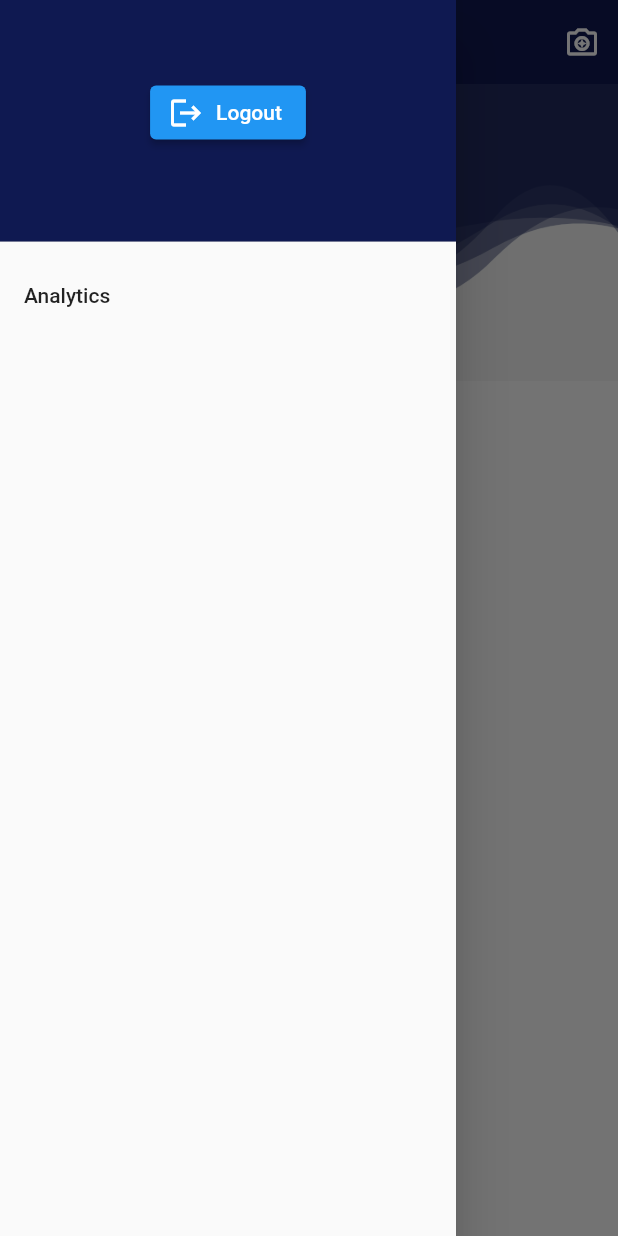
After one commit to oam-mit/HexPay, a Flutter app: the ShopHomeScreen screen opened by its route, in the side drawer, after a tap on the "camera enhance" icon, on a phone screen of 412 x 824 dp. The commit adds this screen. Run offline on Flutter 3.47's test engine with Material 2 defaults, Android fonts, the phone set to English and light mode, and no system bars; our stand-ins replace dio, flutter_secure_storage, get_it, hexcolor, image_picker, qr_flutter and 2 more; missing offline and left inert: barcode_scan, razorpay_flutter; accounts and stored records are empty; network calls fail.

Commit message:
Added shop side transaction features and boilerplate of verify transaction, added new dialogs, added customer side place credit, get credits

```diff
--- a/lib/consts/routes.dart
+++ b/lib/consts/routes.dart
@@ -1,8 +1,12 @@
 const PRELOADER = '/';
 const LOGIN = '/login';
-const HOME = '/home';
-const TRANSACTIONS = '/transactions';
 const PAYMENT = '/payment';
 const QR_CODE = '/show_qr';
 const SHOP_REGISTRATION = '/register_shop';
 const WEB_VIEW = '/web_view';
+
+const HOME = '/customer/home';
+const CREDITS_PLACED = '/customer/get_credits';
+const TRANSACTIONS = '/transactions';
+
+const SHOP_HOME = '/shop/home';
--- /dev/null
+++ b/lib/frontend/screens/shop/home.dart
@@ -0,0 +1,113 @@
+import 'package:flutter/material.dart';
+import 'package:hexcolor/hexcolor.dart';
+import 'package:hexpay/backend/views/authview.dart';
+import 'package:hexpay/backend/views/commonViews.dart';
+import 'package:hexpay/frontend/widgets/SpinnerWidget.dart';
+import 'package:hexpay/frontend/widgets/TransactionWidget.dart';
+import 'package:provider/provider.dart';
+
+class ShopHomeScreen extends StatefulWidget {
+  @override
+  _ShopHomeScreenState createState() => _ShopHomeScreenState();
+}
+
+class _ShopHomeScreenState extends State<ShopHomeScreen> {
+  CommonViews custView;
+
+  Widget renderBody(CommonViews custView) {
+    if (custView.loading) {
+      return (SpinnerWidget());
+    } else {
+      return RefreshIndicator(
+        onRefresh: () async {
+          custView.getTransactions();
+        },
+        child: ListView.separated(
+            itemBuilder: (BuildContext context, int index) {
+              return (TransactionWidget(custView.transactions[index]));
+            },
+            separatorBuilder: (BuildContext context, int index) =>
+                const Divider(),
+            itemCount: custView.transactions.length),
+      );
+    }
+  }
+
+  @override
+  void initState() {
+    // TODO: implement initState
+    super.initState();
+    custView = CommonViews();
+    custView.getTransactions();
+  }
+
+  Widget _renderDrawer(context, AuthView authView) {
+    return Drawer(
+      child: ListView(
+        padding: EdgeInsets.zero,
+        children: <Widget>[
+          DrawerHeader(
+            child: Column(
+              children: [
+                Text(
+                  authView.user.firstName + " " + authView.user.lastName,
+                  style: TextStyle(fontSize: 30, color: Colors.white),
+                ),
+                ElevatedButton.icon(
+                  onPressed: () {
+                    authView.logout();
+                  },
+                  icon: Icon(Icons.logout),
+                  label: Text('Logout'),
+                )
+              ],
+            ),
+            decoration: BoxDecoration(
+              color: HexColor('#0f1951'),
+            ),
+          ),
+          ListTile(
+            title: Text('Analytics'),
+            onTap: () {},
+          ),
+        ],
+      ),
+    );
+  }
+
+  @override
+  Widget build(BuildContext context) {
+    AuthView authView = Provider.of<AuthView>(context, listen: false);
+    return Scaffold(
+      appBar: AppBar(
+        title: Text(
+          'Transactions',
+          style: TextStyle(color: Colors.white),
+        ),
+        elevation: 0,
+        backgroundColor: HexColor('#0f1951'),
+        iconTheme: IconThemeData(color: Colors.white),
+        centerTitle: true,
+        actions: [
+          IconButton(
+              icon: Icon(Icons.camera_enhance_outlined),
+              onPressed: () {
+                custView.scanQRCode();
+              })
+        ],
+      ),
+      drawer: _renderDrawer(context, authView),
+      body: ChangeNotifierProvider<CommonViews>.value(
+        value: custView,
+        child: Consumer<CommonViews>(
+          builder: (context, custView, child) {
+            return Stack(children: [
+              Image.asset('assets/images/background.png'),
+              Center(child: this.renderBody(custView))
+            ]);
+          },
+        ),
+      ),
+    );
+  }
+}
--- a/lib/services/dialogService.dart
+++ b/lib/services/dialogService.dart
@@ -1,29 +1,70 @@
 import 'package:flutter/material.dart';
 import 'package:hexpay/locator.dart';
 import 'package:hexpay/services/navigator.dart';
+import 'package:rflutter_alert/rflutter_alert.dart';
 
 class DialogService {
-  void showAlertDialog(String title, String message) {
-    // flutter defined function
-    showDialog(
+  void showAlertDialog(String title, String message, {AlertType type}) {
+    Alert(
       context: getIt<NavigationService>().navigatorKey.currentContext,
-      barrierDismissible: true,
-      builder: (BuildContext context) {
-        // return object of type Dialog
-        return AlertDialog(
-          title: Text(title),
-          content: Text(message),
-          actions: <Widget>[
-            // usually buttons at the bottom of the dialog
-            new TextButton(
-              child: new Text("OK"),
-              onPressed: () {
-                Navigator.of(context).pop();
-              },
-            ),
-          ],
-        );
-      },
-    );
+      type: type != null ? type : AlertType.info,
+      title: title,
+      desc: message,
+      style: AlertStyle(
+          isCloseButton: false,
+          animationDuration: Duration(seconds: 1),
+          animationType: AnimationType.grow),
+      buttons: [
+        DialogButton(
+          child: Text(
+            "OK",
+            style: TextStyle(color: Colors.white, fontSize: 20),
+          ),
+          onPressed: () => {
+            Navigator.of(getIt<NavigationService>().navigatorKey.currentContext)
+                .pop()
+          },
+          width: 120,
+        )
+      ],
+    ).show();
+  }
+
+  void showYesNoDialog(String title, String message, Function onYes,
+      {AlertType type, Function onNo}) {
+    Alert(
+      context: getIt<NavigationService>().navigatorKey.currentContext,
+      type: type != null ? type : AlertType.info,
+      title: title,
+      desc: message,
+      style: AlertStyle(
+          isCloseButton: false,
+          animationDuration: Duration(seconds: 1),
+          animationType: AnimationType.grow),
+      buttons: [
+        DialogButton(
+          color: Colors.green,
+          child: Text(
+            "Proceed",
+            style: TextStyle(color: Colors.white, fontSize: 20),
+          ),
+          onPressed: () {
+            onYes();
+            getIt<NavigationService>().pop();
+          },
+          width: 120,
+        ),
+        DialogButton(
+          color: Colors.red,
+          child: Text(
+            "Cancel",
+            style: TextStyle(color: Colors.white, fontSize: 20),
+          ),
+          onPressed: () =>
+              {onNo == null ? getIt<NavigationService>().pop() : onNo()},
+          width: 120,
+        )
+      ],
+    ).show();
   }
 }
--- a/pubspec.yaml
+++ b/pubspec.yaml
@@ -35,6 +35,8 @@ dependencies:
   qr_flutter: ^4.0.0
   webview_flutter: ^2.0.4
   hexcolor: ^2.0.3
+  barcode_scan: any
+  rflutter_alert: ^2.0.2
 
 
 
```
Also changed, not shown: lib/backend/views/authview.dart (+17 -13 lines), lib/backend/views/commonViews.dart (+13 -0 lines), lib/backend/views/customerViews.dart (+18 -0 lines), lib/backend/views/paymentView.dart (+36 -0 lines), lib/frontend/screens/customer/creditScreen.dart (added, +30 -0 lines), lib/frontend/screens/customer/home.dart (+8 -6 lines), lib/frontend/screens/payment/payment.dart (+25 -2 lines), lib/main.dart (+11 -1 lines), pubspec.lock.
